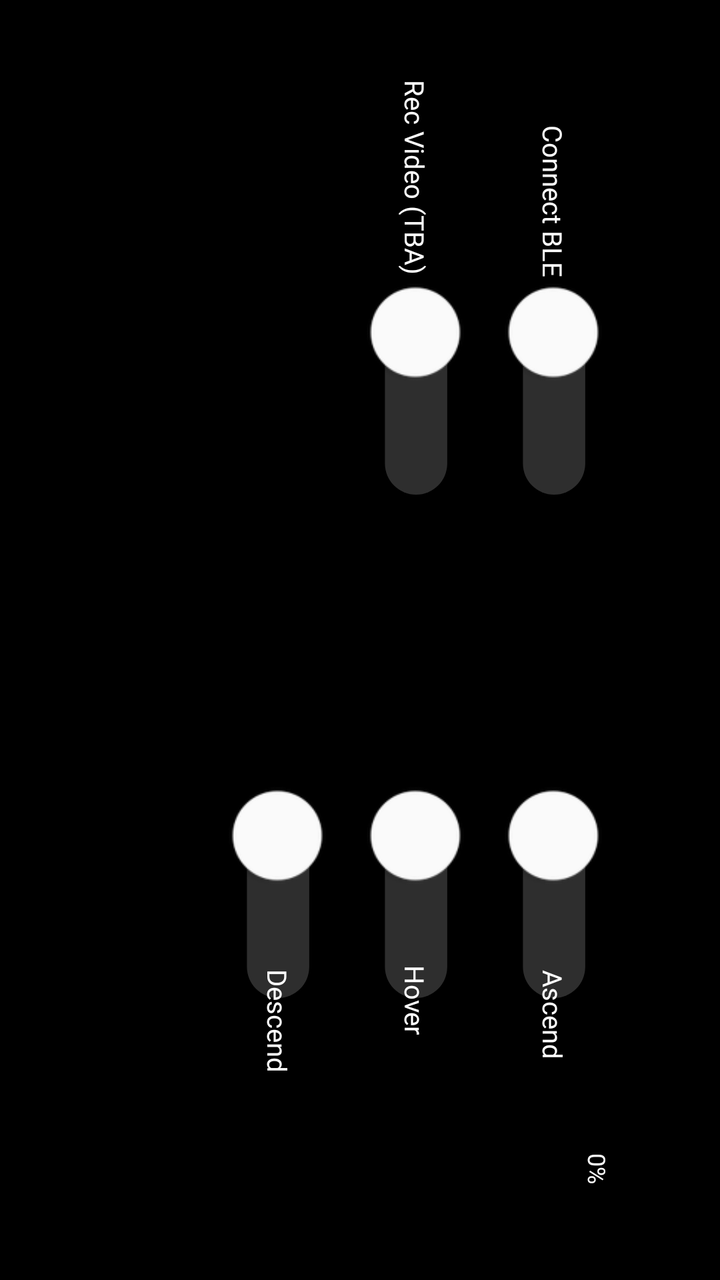
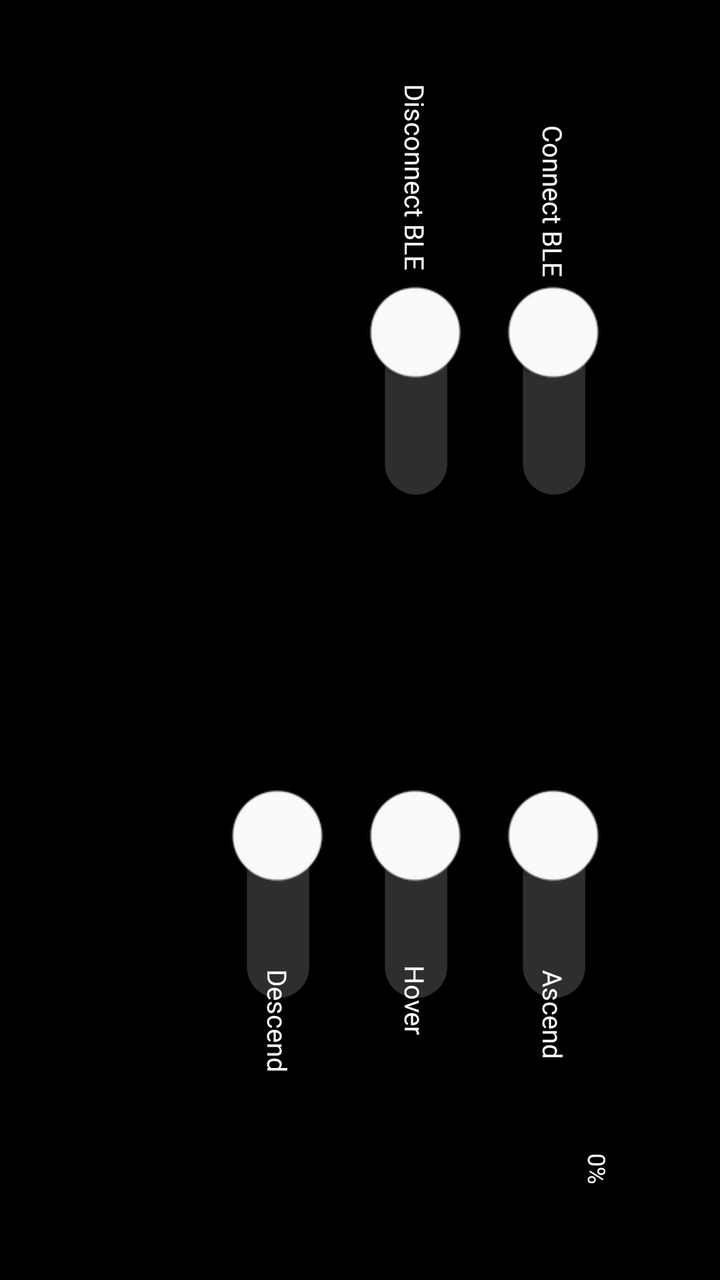

Two renders of the same Android screen: before a commit and after it. Below are the layout's source before the change and the commit's diff.
<!-- AndroidManifest.xml: application theme Theme.JohannUniversalController -->
<!-- res/layout/main_layout.xml -->
<?xml version="1.0" encoding="utf-8"?>
<androidx.drawerlayout.widget.DrawerLayout xmlns:tools="http://schemas.android.com/tools"
    android:id="@+id/drawer_layout"
    android:layout_width="match_parent"
    android:layout_height="match_parent"
    xmlns:android="http://schemas.android.com/apk/res/android"
    android:fitsSystemWindows="true"
    android:background="@color/black"
    xmlns:app="http://schemas.android.com/apk/res-auto"
    >

    <androidx.constraintlayout.widget.ConstraintLayout
        android:layout_width="match_parent"
        android:layout_height="match_parent">

        <ImageView
            android:id="@+id/logo"
            android:layout_width="500px"
            android:layout_height="500px"
            android:rotation="90"
            android:src="@mipmap/ic_launcher"
            app:layout_constraintBottom_toBottomOf="parent"
            app:layout_constraintRight_toRightOf="parent"
            app:layout_constraintTop_toTopOf="parent">

        </ImageView>

        <Switch
            android:id="@+id/Ascend"
            android:layout_width="wrap_content"
            android:layout_height="wrap_content"
            android:layout_marginTop="31dp"
            android:gravity="center"
            android:rotation="90"
            android:thumbTint="#FFFFFF"
            android:thumbTintMode="multiply"
            android:trackTint="#B0B0B0"
            android:trackTintMode="src_in"
            android:scaleX="2.225"
            android:scaleY="2.225"
            android:textOff=""
            android:textOn=""
            app:layout_constraintLeft_toLeftOf="@id/logo"
            app:layout_constraintRight_toRightOf="@id/logo"
            app:layout_constraintTop_toBottomOf="@id/logo"
            app:showText="false"
            ></Switch>

        <Switch
            android:id="@+id/Hover"
            android:layout_width="wrap_content"
            android:layout_height="wrap_content"
            android:layout_marginTop="31dp"
            android:gravity="center"
            android:rotation="90"
            android:thumbTint="#FFFFFF"
            android:thumbTintMode="multiply"
            android:trackTint="#B0B0B0"
            android:trackTintMode="src_in"
            android:scaleX="2.225"
            android:scaleY="2.225"
            android:textOff=""
            android:textOn=""
            app:layout_constraintRight_toLeftOf="@id/Ascend"
            app:layout_constraintTop_toBottomOf="@id/logo"
            app:showText="false"
            android:layout_marginRight="15dp"
            ></Switch>

        <Switch
            android:id="@+id/Descend"
            android:layout_width="wrap_content"
            android:layout_height="wrap_content"
            android:layout_marginTop="31dp"
            android:gravity="center"
            android:rotation="90"
            android:thumbTint="#FFFFFF"
            android:thumbTintMode="multiply"
            android:trackTint="#B0B0B0"
            android:trackTintMode="src_in"
            android:scaleX="2.225"
            android:scaleY="2.225"
            android:textOff=""
            android:textOn=""
            app:layout_constraintRight_toLeftOf="@id/Hover"
            app:layout_constraintTop_toBottomOf="@id/logo"
            app:showText="false"
            android:layout_marginRight="15dp"
            >

        </Switch>

        <Switch
            android:id="@+id/ConnectBLE"
            android:layout_width="wrap_content"
            android:layout_height="wrap_content"
            android:layout_marginBottom="27dp"
            android:gravity="center"
            android:rotation="90"
            android:thumbTint="#FFFFFF"
            android:thumbTintMode="multiply"
            android:trackTint="#B0B0B0"
            android:trackTintMode="src_in"
            android:scaleX="2.225"
            android:scaleY="2.225"
            android:textOff=""
            android:textOn=""
            app:layout_constraintBottom_toTopOf="@id/logo"
            app:layout_constraintLeft_toLeftOf="@id/logo"
            app:layout_constraintRight_toRightOf="@id/logo"
            app:showText="false"
            ></Switch>

        <Switch
            android:id="@+id/RecVideo"
            android:layout_width="wrap_content"
            android:layout_height="wrap_content"
            android:layout_marginBottom="27dp"
            android:gravity="center"
            android:rotation="90"
            android:thumbTint="#FFFFFF"
            android:thumbTintMode="multiply"
            android:trackTint="#B0B0B0"
            android:trackTintMode="src_in"
            android:scaleX="2.225"
            android:scaleY="2.225"
            android:textOff=""
            android:textOn=""
            android:layout_marginRight="15dp"
            app:layout_constraintBottom_toTopOf="@id/logo"
            app:layout_constraintRight_toLeftOf="@id/ConnectBLE"
            app:showText="false"
            ></Switch>


        <SeekBar
            android:id="@+id/altitude"
            android:layout_width="900px"
            android:layout_height="wrap_content"
            android:layout_marginTop="155dp"
            android:progressDrawable="@drawable/custom_seekbar_track"
            android:scaleX="1"
            android:scaleY="1.2"
            android:splitTrack="false"

            android:thumb="@drawable/custom_seekbar_thumb"
            app:layout_constraintBottom_toBottomOf="parent"
            app:layout_constraintTop_toBottomOf="@id/Descend"
            android:layout_marginBottom="51dp">

        </SeekBar>

        <TextView
            android:layout_width="wrap_content"
            android:layout_height="wrap_content"
            android:layout_marginTop="37dp"
            android:fontFamily="@font/poppins_regular"
            android:rotation="90"
            android:text="Ascend"
            android:textColor="@color/white"
            android:textSize="40px"
            app:layout_constraintLeft_toLeftOf="@id/Ascend"
            app:layout_constraintRight_toRightOf="@id/Ascend"
            app:layout_constraintTop_toBottomOf="@id/Ascend"


            ></TextView>

        <TextView
            android:layout_width="wrap_content"
            android:layout_height="wrap_content"
            android:layout_marginTop="30dp"
            android:fontFamily="@font/poppins_regular"
            android:rotation="90"
            android:text="Hover"
            android:textColor="@color/white"
            android:textSize="40px"
            app:layout_constraintLeft_toLeftOf="@id/Hover"
            app:layout_constraintRight_toRightOf="@id/Hover"
            app:layout_constraintTop_toBottomOf="@id/Hover"


            ></TextView>

        <TextView
            android:layout_width="wrap_content"
            android:layout_height="wrap_content"
            android:layout_marginTop="40dp"
            android:fontFamily="@font/poppins_regular"
            android:rotation="90"
            android:text="Descend"
            android:textColor="@color/white"
            android:textSize="40px"
            app:layout_constraintLeft_toLeftOf="@id/Descend"
            app:layout_constraintRight_toRightOf="@id/Descend"
            app:layout_constraintTop_toBottomOf="@id/Descend"


            ></TextView>

        <TextView
            android:layout_width="wrap_content"
            android:layout_height="wrap_content"
            android:layout_marginBottom="73dp"
            android:fontFamily="@font/poppins_regular"
            android:rotation="90"
            android:text="Connect BLE"
            android:textColor="@color/white"
            android:textSize="40px"
            app:layout_constraintBottom_toTopOf="@id/ConnectBLE"
            app:layout_constraintLeft_toLeftOf="@id/ConnectBLE"
            app:layout_constraintRight_toRightOf="@id/ConnectBLE"


            ></TextView>

        <TextView
            android:layout_width="wrap_content"
            android:layout_height="wrap_content"
            android:layout_marginBottom="85dp"
            android:fontFamily="@font/poppins_regular"
            android:rotation="90"
            android:text="Rec Video (TBA)"
            android:textColor="@color/white"
            android:textSize="40px"
            app:layout_constraintBottom_toTopOf="@id/RecVideo"
            app:layout_constraintLeft_toLeftOf="@id/RecVideo"
            app:layout_constraintRight_toRightOf="@id/RecVideo"


            ></TextView>

        <TextView
            android:id="@+id/newtoast"
            android:layout_width="145dp"
            android:layout_height="wrap_content"
            android:fontFamily="@font/poppins_regular"
            android:rotation="90"
            android:textColor="@color/white"
            android:text="Bluetooth connected to Johann1.0"
            android:textSize="36px"
            android:textAlignment="center"
            android:alpha="0"
            app:layout_constraintLeft_toLeftOf="parent"
            app:layout_constraintTop_toTopOf="parent"
            app:layout_constraintBottom_toBottomOf="parent"

            ></TextView>

        <TextView
            android:layout_width="125px"
            android:layout_height="wrap_content"
            app:layout_constraintRight_toRightOf="@id/altitude"
            android:rotation="90"
            app:layout_constraintBottom_toBottomOf="@id/altitude"
            android:fontFamily="@font/poppins_regular"
            android:textColor="@color/white"
            android:text="0%"
            android:textSize="36px"
            android:layout_marginRight="-20dp"
            android:textAlignment="center"
            android:id="@+id/percentage">

        </TextView>




    </androidx.constraintlayout.widget.ConstraintLayout>


    </androidx.drawerlayout.widget.DrawerLayout>
<!-- resources referenced by this layout -->
<resources>
  <color name="black">#FF000000</color>
  <color name="white">#FFFFFFFF</color>
  <!-- drawable custom_seekbar_thumb (drawable) -->
  <?xml version="1.0" encoding="utf-8"?>
  <shape xmlns:android="http://schemas.android.com/apk/res/android"
      android:shape="oval"> <solid android:color="@color/seekbar_thumb_color" />
  
      <size
          android:width="20dp"
          android:height="20dp" />
  
      <stroke
          android:width="2dp"
          android:color="@color/seekbar_track_active" />
  </shape>
  <!-- drawable custom_seekbar_track (drawable) -->
  <?xml version="1.0" encoding="utf-8"?>
  <layer-list xmlns:android="http://schemas.android.com/apk/res/android">
  
      <item android:id="@android:id/background">
          <shape>
              <corners android:radius="10000dp" />
              <solid android:color="@color/seekbar_track_inactive" />
              <size android:height="6dp"
                  android:width="10dp"/>
          </shape>
      </item>
  
      <item android:id="@android:id/progress">
          <clip>
              <shape>
                  <corners android:radius="10dp" />
                  <solid android:color="@color/seekbar_track_active" />
              </shape>
          </clip>
      </item>
  
      <item android:left="75dp" android:gravity="center_vertical|left">
          <shape>
              <solid android:color="#121212" /> <size android:width="2dp" android:height="6dp" /> </shape>
      </item>
  
      <item android:left="150dp" android:gravity="center_vertical|left">
          <shape>
              <solid android:color="#121212" />
              <size android:width="2dp" android:height="6dp" />
          </shape>
      </item>
  
      <item android:left="225dp" android:gravity="center_vertical|left">
          <shape>
              <solid android:color="#121212" />
              <size android:width="2dp" android:height="6dp" />
          </shape>
      </item>
  
  </layer-list>
  <!-- mipmap ic_launcher (mipmap-anydpi-v26) -->
  <?xml version="1.0" encoding="utf-8"?>
  <adaptive-icon xmlns:android="http://schemas.android.com/apk/res/android">
      <background android:drawable="@drawable/ic_launcher_background"/>
      <foreground android:drawable="@mipmap/ic_launcher_foreground"/>
  </adaptive-icon>
  <style name="Theme.JohannUniversalController" parent="android:Theme.Material.Light.NoActionBar" />
  <color name="seekbar_thumb_color">#FFFFFF</color>
  <color name="seekbar_track_active">#BDBDBD</color>
  <color name="seekbar_track_inactive">#424242</color>
  <!-- drawable ic_launcher_background: vector/xml drawable (drawable, 4866 chars, omitted) -->
</resources>

<!-- the commit's change to res/layout/main_layout.xml (unified diff, before → after) -->
@@ -220,7 +220,7 @@
             android:layout_marginBottom="85dp"
             android:fontFamily="@font/poppins_regular"
             android:rotation="90"
-            android:text="Rec Video (TBA)"
+            android:text="Disconnect BLE"
             android:textColor="@color/white"
             android:textSize="40px"
             app:layout_constraintBottom_toTopOf="@id/RecVideo"
